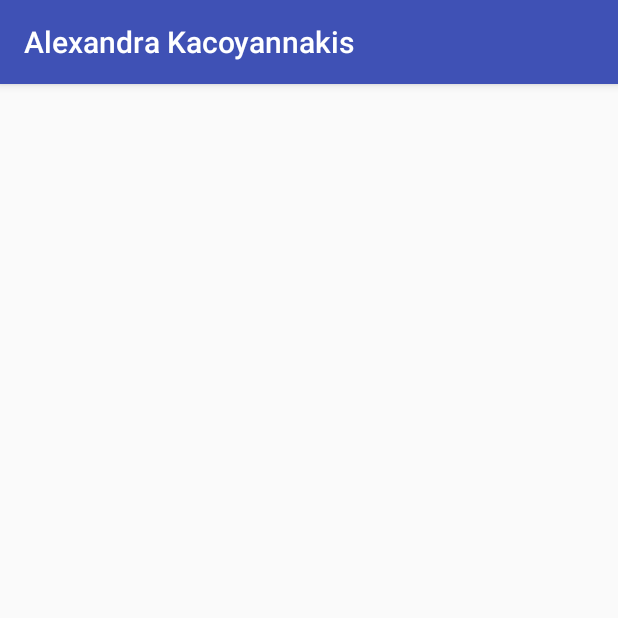
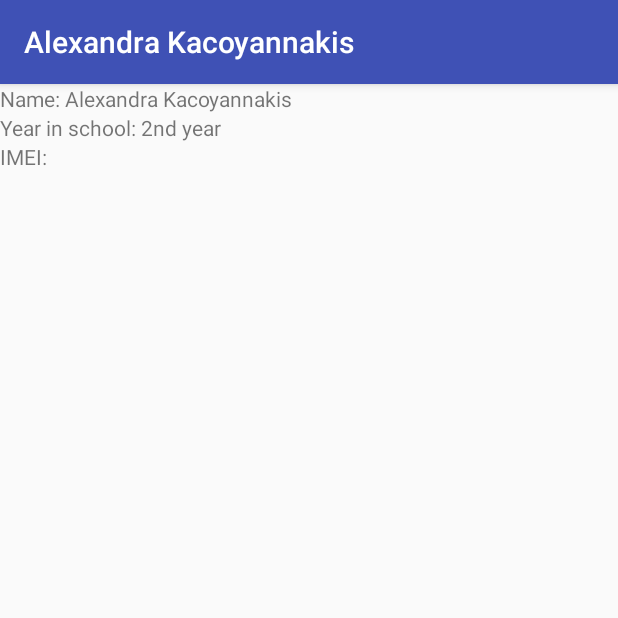
Before and after one commit to risktwist/NUMAD18SAlexandraKacoyannakis, an Android app: the About screen opened directly, with no data from a screen before it, on a phone screen of 412 x 824 dp, the top half of it. Run offline under Robolectric (Android 15) with nearby library versions, the phone set to English and light mode, and no system bars.

Commit message:
Add more to about page

```diff
--- a/app/src/main/java/alexandrakacoyannakis/madcourse/neu/edu/numad18s_alexandrakacoyannakis/About.java
+++ b/app/src/main/java/alexandrakacoyannakis/madcourse/neu/edu/numad18s_alexandrakacoyannakis/About.java
@@ -2,6 +2,7 @@ package alexandrakacoyannakis.madcourse.neu.edu.numad18s_alexandrakacoyannakis;
 
 import android.support.v7.app.AppCompatActivity;
 import android.os.Bundle;
+import android.widget.TextView;
 
 public class About extends AppCompatActivity {
 
@@ -9,5 +10,8 @@ public class About extends AppCompatActivity {
     protected void onCreate(Bundle savedInstanceState) {
         super.onCreate(savedInstanceState);
         setContentView(R.layout.activity_about);
+
+        TextView phoneId = findViewById(R.id.phone_id);
+        phoneId.setText("IMEI: ");
     }
 }
--- a/app/src/main/res/layout/activity_about.xml
+++ b/app/src/main/res/layout/activity_about.xml
@@ -1,17 +1,27 @@
 <?xml version="1.0" encoding="utf-8"?>
-<LinearLayout xmlns:android="http://schemas.android.com/apk/res/android"
+<RelativeLayout xmlns:android="http://schemas.android.com/apk/res/android"
     xmlns:tools="http://schemas.android.com/tools"
     android:layout_width="match_parent"
     android:layout_height="match_parent"
     tools:context=".About">
 
     <TextView
+        android:id="@+id/name"
         android:layout_width="wrap_content"
         android:layout_height="wrap_content"
-        android:value="@string/about_name"/>
+        android:text="@string/about_name"/>
 
     <TextView
+        android:id="@+id/year_in_school"
         android:layout_width="wrap_content"
-        android:layout_height="wrap_content" />
+        android:layout_height="wrap_content"
+        android:layout_below="@+id/name"
+        android:text="@string/year"/>
 
-</LinearLayout>
+    <TextView
+        android:id="@+id/phone_id"
+        android:layout_width="wrap_content"
+        android:layout_height="wrap_content"
+        android:layout_below="@+id/year_in_school"/>
+
+</RelativeLayout>
--- a/app/src/main/res/values/strings.xml
+++ b/app/src/main/res/values/strings.xml
@@ -2,4 +2,6 @@
     <string name="app_name">NUMAD18S-AlexandraKacoyannakis</string>
     <string name="my_name">Alexandra Kacoyannakis</string>
     <string name="about_name">Name: Alexandra Kacoyannakis</string>
+    <string name="year">Year in school: 2nd year</string>
+    <!--<string name=""></string>-->
 </resources>
```
Also changed, not shown: 1 other file.
